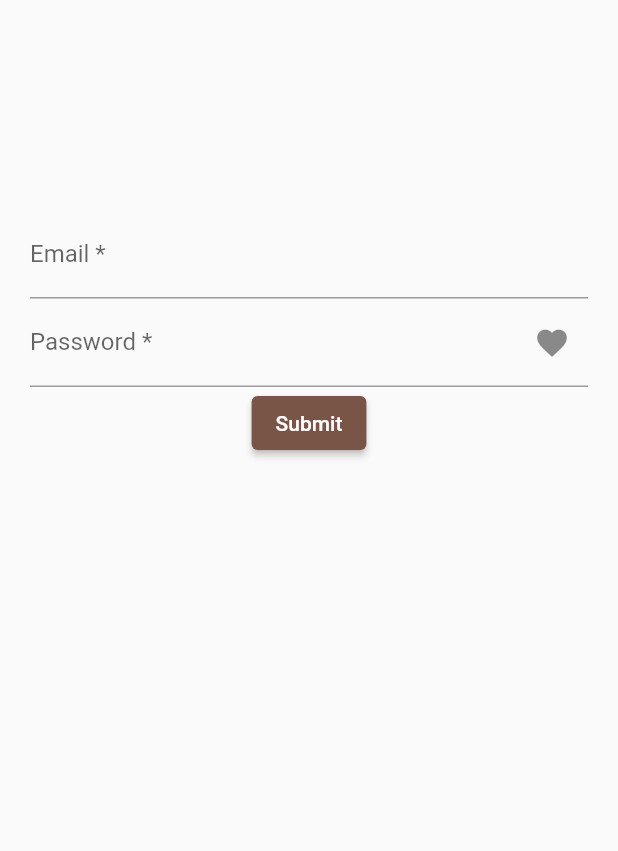
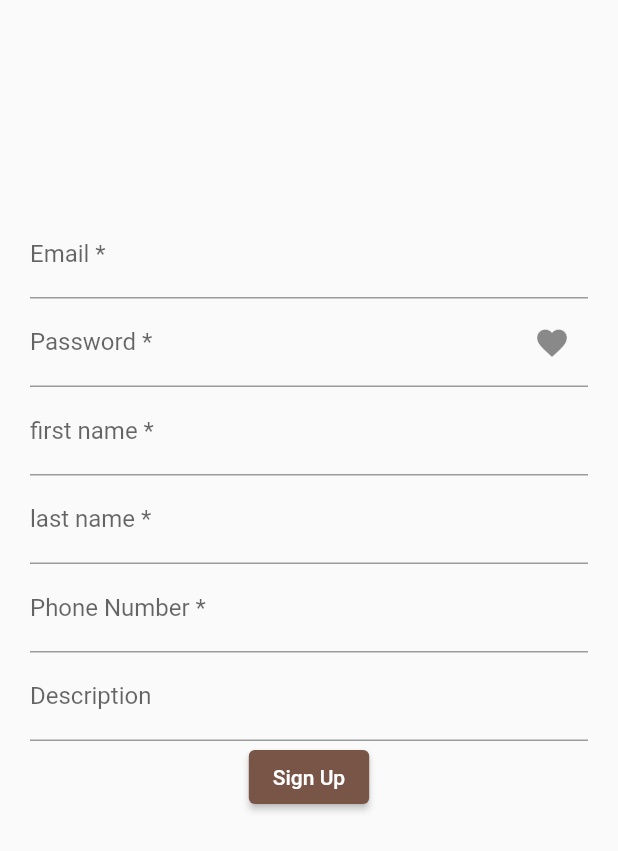
Before and after one commit to TarekFaysal/flutter_project_1, a Flutter app: the screen it shows after launch, on a phone screen of 412 x 824 dp. Shown: the top 851 px of the screen. Run offline on Flutter 3.47's test engine with Material 2 defaults, Android fonts, the phone set to English and light mode, and no system bars; our stand-ins replace email_validator.

Commit message:
text form firld

```diff
--- a/lib/screens/welcome/welcome_screen.dart
+++ b/lib/screens/welcome/welcome_screen.dart
@@ -12,6 +12,13 @@ class _WelcomeScreenState extends State<WelcomeScreen> {
   final _formKey = GlobalKey<FormState>();
   TextEditingController emailTextEditingController = TextEditingController();
   TextEditingController passwordTextEditingController = TextEditingController();
+  TextEditingController firstNameTextEditingController =
+      TextEditingController();
+  TextEditingController lastNameTextEditingController = TextEditingController();
+  TextEditingController phoneNumberTextEditingController =
+      TextEditingController();
+  TextEditingController descriptionTextEditingController =
+      TextEditingController();
   bool showPassword = false;
   @override
   Widget build(BuildContext context) {
@@ -67,7 +74,49 @@ class _WelcomeScreenState extends State<WelcomeScreen> {
                       labelStyle: TextStyle(),
                       hintText: "******",
                       labelText: "Password *"),
-                )
+                ),
+                TextFormField(
+                  validator: (value) {
+                    if (value.isNotEmpty) {
+                      return null;
+                    } else {
+                      return "Please enter first name";
+                    }
+                  },
+                  controller: firstNameTextEditingController,
+                  decoration: InputDecoration(
+                      hintText: "first name", labelText: "first name *"),
+                ),
+                TextFormField(
+                  validator: (value) {
+                    if (value.isNotEmpty) {
+                      return null;
+                    } else {
+                      return "Please enter last name";
+                    }
+                  },
+                  controller: lastNameTextEditingController,
+                  decoration: InputDecoration(
+                      hintText: "last name", labelText: "last name *"),
+                ),
+                TextFormField(
+                  validator: (value) {
+                    // print(value.length);
+                    if (value.length == 11) {
+                      return null;
+                    } else {
+                      return "Phone Number must be 11 numbers";
+                    }
+                  },
+                  controller: phoneNumberTextEditingController,
+                  decoration: InputDecoration(
+                      hintText: "Phone Number", labelText: "Phone Number *"),
+                ),
+                TextFormField(
+                  controller: descriptionTextEditingController,
+                  decoration: InputDecoration(
+                      hintText: "Description", labelText: "Description"),
+                ),
               ],
             ),
           ),
@@ -76,11 +125,13 @@ class _WelcomeScreenState extends State<WelcomeScreen> {
                 if (_formKey.currentState.validate()) {
                   String email = emailTextEditingController.text;
                   String password = passwordTextEditingController.text;
+                  String phone = phoneNumberTextEditingController.text;
                   print(email);
                   print(password);
+                  print(phone);
                 }
               },
-              child: Text("Submit")),
+              child: Text("Sign Up")),
         ],
       ),
     ));
```
